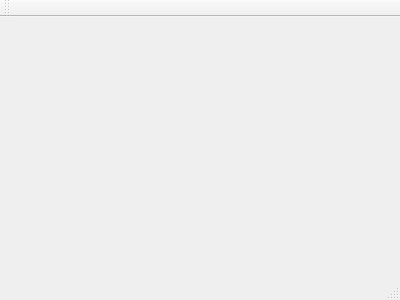
First picture: the form in mainwindow.ui, repository GregorSuperSamsa/qudev, before the edit.
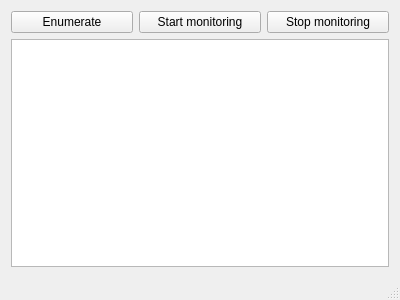
Second picture: the form after the edit.

```diff
--- a/mainwindow.ui
+++ b/mainwindow.ui
@@ -12,13 +12,37 @@
   <property name="windowTitle" >
    <string>MainWindow</string>
   </property>
-  <widget class="QMenuBar" name="menuBar" />
-  <widget class="QToolBar" name="mainToolBar" />
-  <widget class="QWidget" name="centralWidget" />
-  <widget class="QStatusBar" name="statusBar" />
+  <widget class="QWidget" name="centralWidget">
+   <layout class="QGridLayout" name="gridLayout">
+    <item row="0" column="0">
+     <widget class="QPushButton" name="buttonEnumerate">
+      <property name="text">
+       <string>Enumerate</string>
+      </property>
+     </widget>
+    </item>
+    <item row="0" column="1">
+     <widget class="QPushButton" name="buttonStartMonitoring">
+      <property name="text">
+       <string>Start monitoring</string>
+      </property>
+     </widget>
+    </item>
+    <item row="0" column="2">
+     <widget class="QPushButton" name="buttonStopMonitoring">
+      <property name="text">
+       <string>Stop monitoring</string>
+      </property>
+     </widget>
+    </item>
+    <item row="1" column="0" colspan="3">
+     <widget class="QPlainTextEdit" name="plainTextEdit"/>
+    </item>
+   </layout>
+  </widget>
+  <widget class="QStatusBar" name="statusBar"/>
  </widget>
- <layoutDefault spacing="6" margin="11" />
- <pixmapfunction></pixmapfunction>
+ <layoutdefault spacing="6" margin="11"/>
  <resources/>
  <connections/>
 </ui>
```
Left out of the diff: 7 changed lines with no effect on the pictures.
